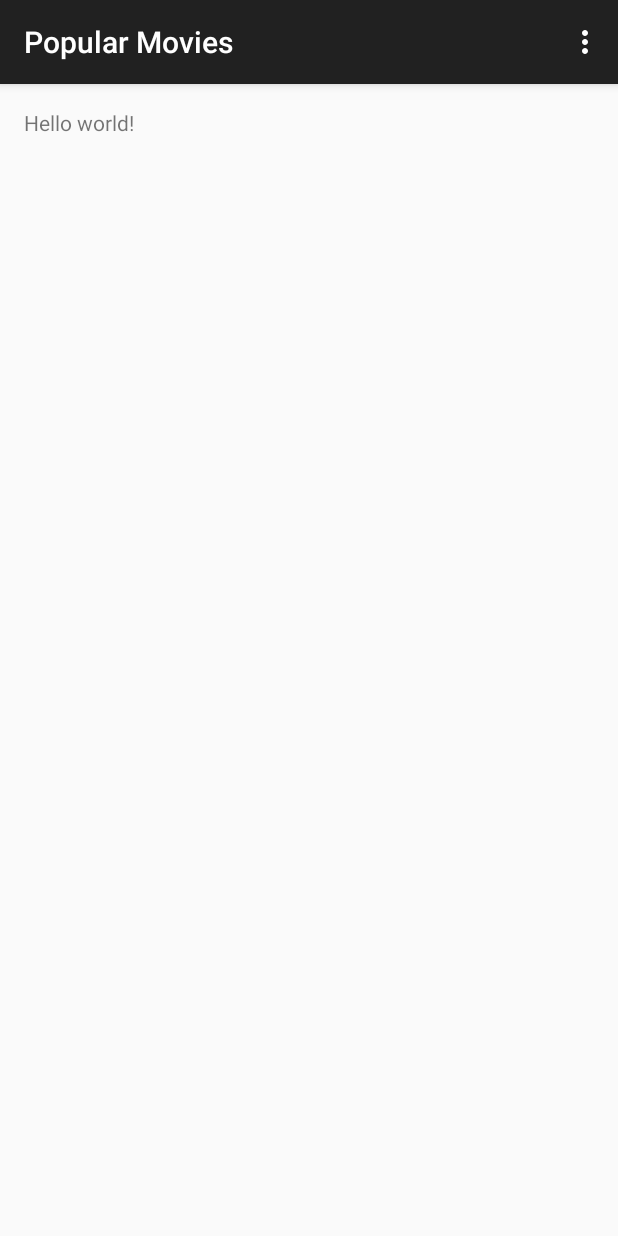
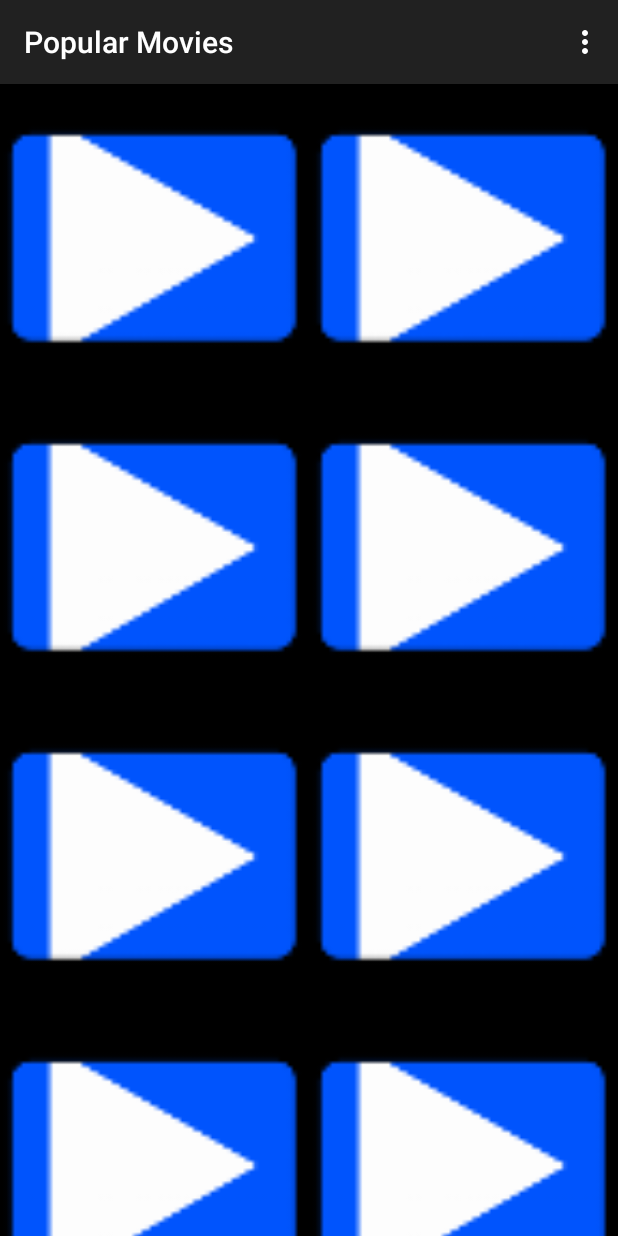
Before and after one commit to Moussenger/PopularMovies, an Android app: the screen it shows after launch (MainActivity), on a phone screen of 412 x 824 dp. Run offline under Robolectric (Android 15) with nearby library versions, the phone set to English and light mode, and no system bars; our stand-ins replace Picasso; pictures from the network do not load.

Commit message:
Base movies structure created

```diff
--- a/app/src/main/AndroidManifest.xml
+++ b/app/src/main/AndroidManifest.xml
@@ -1,6 +1,8 @@
 <?xml version="1.0" encoding="utf-8"?>
 <manifest xmlns:android="http://schemas.android.com/apk/res/android"
     package="edu.udacity.mou.project.popularmovies" >
+
+    <uses-permission android:name="android.permission.INTERNET" />
 
     <application
         android:allowBackup="true"
--- a/app/src/main/java/edu/udacity/mou/project/popularmovies/MainActivity.java
+++ b/app/src/main/java/edu/udacity/mou/project/popularmovies/MainActivity.java
@@ -16,19 +16,13 @@ public class MainActivity extends AppCompatActivity {
 
     @Override
     public boolean onCreateOptionsMenu(Menu menu) {
-        // Inflate the menu; this adds items to the action bar if it is present.
         getMenuInflater().inflate(R.menu.menu_main, menu);
         return true;
     }
 
     @Override
     public boolean onOptionsItemSelected(MenuItem item) {
-        // Handle action bar item clicks here. The action bar will
-        // automatically handle clicks on the Home/Up button, so long
-        // as you specify a parent activity in AndroidManifest.xml.
         int id = item.getItemId();
-
-        //noinspection SimplifiableIfStatement
         if (id == R.id.action_settings) {
             return true;
         }
--- /dev/null
+++ b/app/src/main/java/edu/udacity/mou/project/popularmovies/MoviesAdapter.java
@@ -0,0 +1,67 @@
+package edu.udacity.mou.project.popularmovies;
+
+import android.content.Context;
+import android.graphics.Bitmap;
+import android.net.Uri;
+import android.view.LayoutInflater;
+import android.view.View;
+import android.view.ViewGroup;
+import android.widget.ArrayAdapter;
+import android.widget.ImageView;
+
+import com.squareup.picasso.Picasso;
+
+/**
+ * Created by Mou on 26/9/15.
+ */
+public class MoviesAdapter extends ArrayAdapter<String> {
+
+    private static final String IMAGE_BASE_URI = "http://image.tmdb.org/t/p/w500/";
+
+    public MoviesAdapter(Context context) {
+        super(context, R.layout.item_movie);
+    }
+
+    @Override
+    public View getView(int position, View convertView, ViewGroup parent) {
+        View view = convertView;
+        MovieHolder movieHolder;
+
+        if(view == null) {
+            view = LayoutInflater.from(getContext()).inflate(R.layout.item_movie, parent, false);
+            movieHolder = new MovieHolder(view);
+        } else {
+            movieHolder = (MovieHolder) view.getTag();
+        }
+
+        setMovieImage(position, movieHolder);
+        view.setTag(movieHolder);
+
+        return view;
+    }
+
+    private void setMovieImage (int position, MovieHolder holder) {
+        Uri imageUri = Uri.parse(IMAGE_BASE_URI)
+                .buildUpon()
+                .appendPath(getItem(position))
+                .build();
+
+        Picasso
+                .with(getContext())
+                .load(imageUri)
+                .placeholder(R.mipmap.ic_launcher)
+                .error(R.mipmap.ic_launcher)
+                .fit()
+                .centerInside()
+                .into(holder.movieImage);
+
+    }
+
+    private static class MovieHolder {
+        private ImageView movieImage;
+
+        public MovieHolder(View view) {
+            movieImage = (ImageView) view.findViewById(R.id.movie_image);
+        }
+    }
+}
--- /dev/null
+++ b/app/src/main/java/edu/udacity/mou/project/popularmovies/MoviesFragment.java
@@ -0,0 +1,43 @@
+package edu.udacity.mou.project.popularmovies;
+
+import android.app.Fragment;
+import android.os.Bundle;
+import android.view.LayoutInflater;
+import android.view.View;
+import android.view.ViewGroup;
+import android.widget.GridView;
+
+import java.util.ArrayList;
+
+/**
+ * Created by Mou on 26/9/15.
+ */
+public class MoviesFragment extends Fragment {
+
+    private GridView mMoviesGridView;
+    private MoviesAdapter mMovieAdapter;
+
+    @Override
+    public View onCreateView(LayoutInflater inflater, ViewGroup container, Bundle savedInstanceState) {
+        View view = inflater.inflate(R.layout.fragment_movies, container, true);
+
+        mMoviesGridView = (GridView) view.findViewById(R.id.movies_grid);
+        mMovieAdapter   = new MoviesAdapter(getActivity());
+
+        mMovieAdapter.addAll(getMockData());
+
+        mMoviesGridView.setAdapter(mMovieAdapter);
+
+        return view;
+    }
+
+    private ArrayList<String> getMockData () {
+        ArrayList<String> mockData = new ArrayList<>();
+
+        for(int i=0; i<10; i++) {
+            mockData.add("nBNZadXqJSdt05SHLqgT0HuC5Gm.jpg");
+        }
+
+        return mockData;
+    }
+}
--- a/app/src/main/res/layout/activity_main.xml
+++ b/app/src/main/res/layout/activity_main.xml
@@ -1,11 +1,13 @@
 <RelativeLayout xmlns:android="http://schemas.android.com/apk/res/android"
     xmlns:tools="http://schemas.android.com/tools" android:layout_width="match_parent"
-    android:layout_height="match_parent" android:paddingLeft="@dimen/activity_horizontal_margin"
-    android:paddingRight="@dimen/activity_horizontal_margin"
-    android:paddingTop="@dimen/activity_vertical_margin"
-    android:paddingBottom="@dimen/activity_vertical_margin" tools:context=".MainActivity">
+    android:layout_height="match_parent"
+    tools:context=".MainActivity">
 
-    <TextView android:text="@string/hello_world" android:layout_width="wrap_content"
-        android:layout_height="wrap_content" />
+    <fragment
+        android:id="@+id/fragment_movies"
+        android:layout_width="match_parent"
+        android:layout_height="match_parent"
+        android:name="edu.udacity.mou.project.popularmovies.MoviesFragment"
+        tools:layout="@layout/fragment_movies"/>
 
 </RelativeLayout>
--- /dev/null
+++ b/app/src/main/res/layout/fragment_movies.xml
@@ -0,0 +1,11 @@
+<?xml version="1.0" encoding="utf-8"?>
+<GridView xmlns:android="http://schemas.android.com/apk/res/android"
+    android:id="@+id/movies_grid"
+    android:layout_width="match_parent"
+    android:layout_height="match_parent"
+    android:background="#000000"
+    android:numColumns="2"
+    android:stretchMode="columnWidth"
+    android:gravity="center"
+    android:verticalSpacing="0dp"
+    android:horizontalSpacing="0dp"/>
--- /dev/null
+++ b/app/src/main/res/layout/item_movie.xml
@@ -0,0 +1,7 @@
+<?xml version="1.0" encoding="utf-8"?>
+<ImageView xmlns:android="http://schemas.android.com/apk/res/android"
+    android:id="@+id/movie_image"
+    android:layout_width="match_parent"
+    android:layout_height="wrap_content"
+    android:scaleType="fitXY"
+    android:adjustViewBounds="true"/>
```
